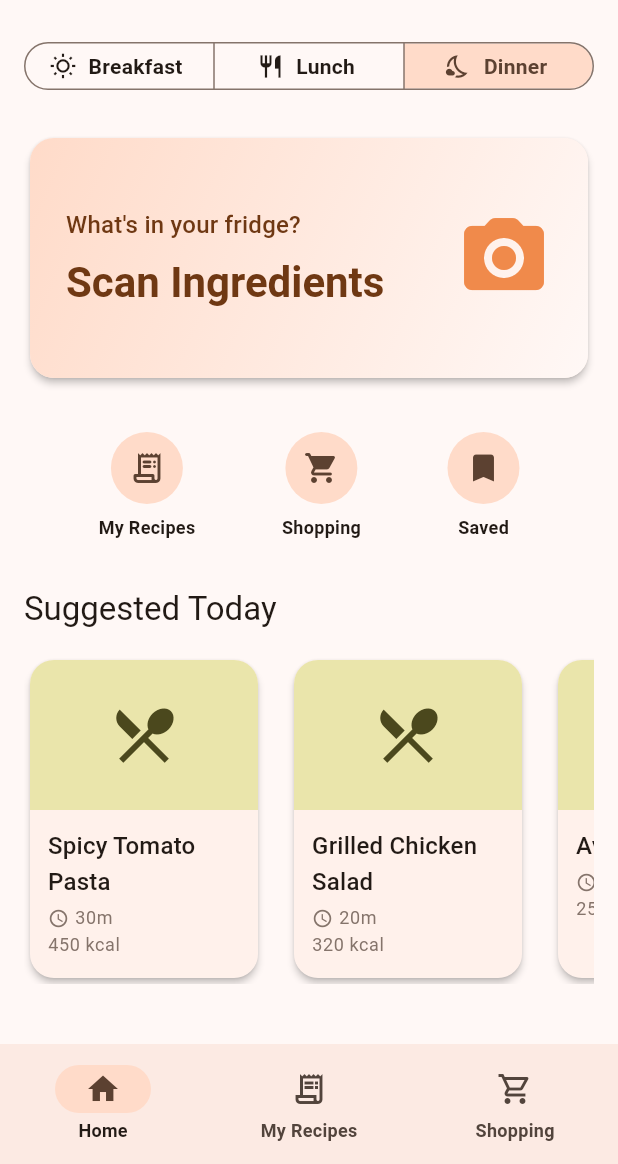
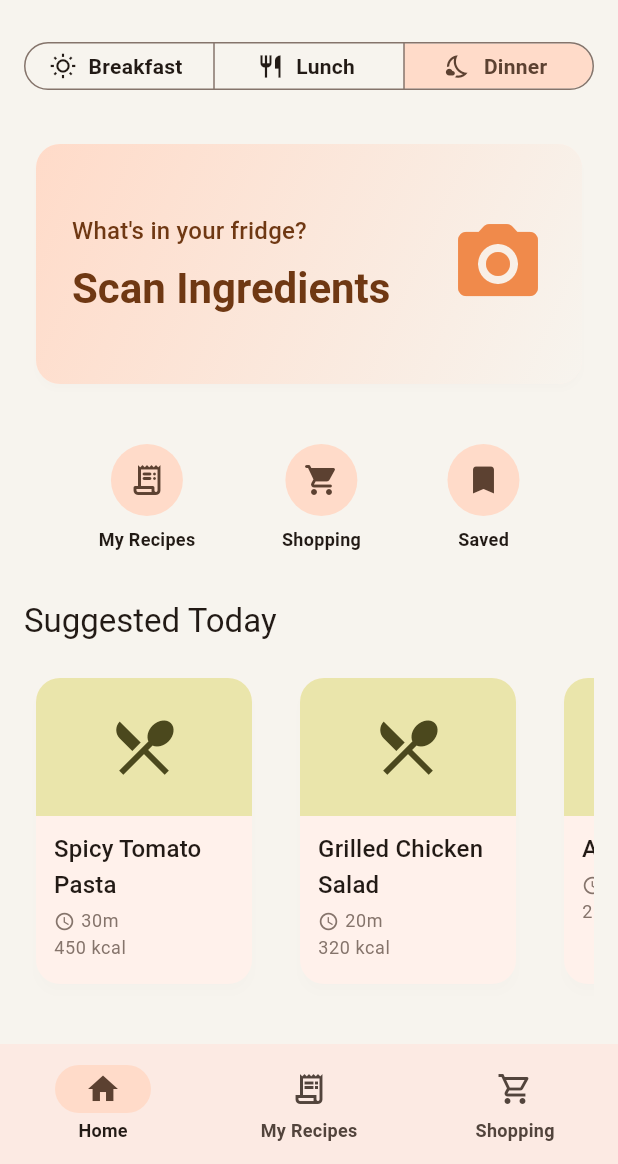
Before and after one commit to nathanphan/naugiday, a Flutter app: the screen it shows after launch, on a phone screen of 412 x 824 dp, the part 72-1236 px from its top. Run offline on Flutter 3.47's test engine with Material 3 defaults, Android fonts, the light colour scheme and no system bars; our stand-ins replace camera, flutter_riverpod, freezed_annotation, go_router, hive, hive_flutter and 2 more; accounts and stored records are empty; generated files the repository leaves out were written again; project files that could hold a hidden picture were left out.

Commit message:
chore: finalize ui/ux polish and profiling

```diff
--- a/lib/presentation/theme/app_theme.dart
+++ b/lib/presentation/theme/app_theme.dart
@@ -4,11 +4,18 @@ class AppTheme {
   static const _primaryColor = Color(0xFFF08A4B);
   static const _secondaryColor = Color(0xFF78C257);
   static const _tertiaryColor = Color(0xFF76C5DD);
+  static const _surfaceTint = Color(0xFFF7F4EE);
+  static const _surfaceTintDark = Color(0xFF161616);
+  static const double radiusSmall = 8;
+  static const double radiusMedium = 12;
   static const double radiusLarge = 16;
   static const double radiusXL = 28;
+  static const double spacingXS = 4;
   static const double spacingS = 8;
   static const double spacingM = 16;
   static const double spacingL = 24;
+  static const double spacingXL = 32;
+  static const double shadowBlur = 12;
   static const Duration animFast = Duration(milliseconds: 150);
   static const Duration animMedium = Duration(milliseconds: 220);
   static const Curve animCurve = Curves.easeOutCubic;
@@ -22,7 +29,9 @@ class AppTheme {
         secondary: _secondaryColor,
         tertiary: _tertiaryColor,
         brightness: Brightness.light,
+        surface: _surfaceTint,
       ),
+      scaffoldBackgroundColor: _surfaceTint,
       textTheme: const TextTheme(
         displayLarge: TextStyle(fontSize: 57, fontWeight: FontWeight.w400),
         headlineMedium: TextStyle(fontSize: 28, fontWeight: FontWeight.w400),
@@ -33,13 +42,31 @@ class AppTheme {
         labelMedium: TextStyle(fontSize: 12, fontWeight: FontWeight.w600, letterSpacing: 0.2),
       ),
       cardTheme: CardThemeData(
-        elevation: 2,
+        elevation: 3,
+        margin: const EdgeInsets.all(spacingS),
         shape: RoundedRectangleBorder(borderRadius: BorderRadius.circular(radiusLarge)),
+        shadowColor: Colors.black.withOpacity(0.06),
       ),
       bottomSheetTheme: const BottomSheetThemeData(
         shape: RoundedRectangleBorder(
           borderRadius: BorderRadius.vertical(top: Radius.circular(radiusXL)),
         ),
+        backgroundColor: _surfaceTint,
+        surfaceTintColor: _surfaceTint,
+        clipBehavior: Clip.antiAlias,
+      ),
+      chipTheme: ChipThemeData(
+        labelStyle: const TextStyle(fontSize: 13, fontWeight: FontWeight.w600, letterSpacing: 0.1),
+        padding: const EdgeInsets.symmetric(horizontal: spacingS, vertical: spacingXS),
+        selectedColor: _primaryColor.withOpacity(0.12),
+        backgroundColor: Colors.white,
+        disabledColor: Colors.grey.shade200,
+        shape: RoundedRectangleBorder(borderRadius: BorderRadius.circular(radiusXL)),
+        side: BorderSide(color: Colors.black.withOpacity(0.05)),
+        shadowColor: Colors.black.withOpacity(0.04),
+        elevation: 0,
+        pressElevation: 0,
+        secondarySelectedColor: _secondaryColor.withOpacity(0.12),
       ),
     );
   }
@@ -53,15 +80,34 @@ class AppTheme {
         secondary: _secondaryColor,
         tertiary: _tertiaryColor,
         brightness: Brightness.dark,
+        surface: _surfaceTintDark,
       ),
+      scaffoldBackgroundColor: _surfaceTintDark,
       cardTheme: CardThemeData(
         elevation: 2,
+        margin: const EdgeInsets.all(spacingS),
         shape: RoundedRectangleBorder(borderRadius: BorderRadius.circular(radiusLarge)),
+        shadowColor: Colors.black.withOpacity(0.3),
       ),
       bottomSheetTheme: const BottomSheetThemeData(
         shape: RoundedRectangleBorder(
           borderRadius: BorderRadius.vertical(top: Radius.circular(radiusXL)),
         ),
+        backgroundColor: _surfaceTintDark,
+        surfaceTintColor: _surfaceTintDark,
+        clipBehavior: Clip.antiAlias,
+      ),
+      chipTheme: ChipThemeData(
+        labelStyle: const TextStyle(fontSize: 13, fontWeight: FontWeight.w600, letterSpacing: 0.1),
+        padding: const EdgeInsets.symmetric(horizontal: spacingS, vertical: spacingXS),
+        selectedColor: _primaryColor.withOpacity(0.18),
+        backgroundColor: const Color(0xFF1E1E1E),
+        disabledColor: Colors.grey.shade800,
+        shape: RoundedRectangleBorder(borderRadius: BorderRadius.circular(radiusXL)),
+        side: BorderSide(color: Colors.white.withOpacity(0.06)),
+        shadowColor: Colors.black.withOpacity(0.2),
+        elevation: 0,
+        pressElevation: 0,
       ),
     );
   }
--- a/lib/presentation/widgets/suggested_recipe_card.dart
+++ b/lib/presentation/widgets/suggested_recipe_card.dart
@@ -24,9 +24,10 @@ class SuggestedRecipeCard extends StatelessWidget {
         clipBehavior: Clip.antiAlias,
         child: Column(
           crossAxisAlignment: CrossAxisAlignment.start,
+          mainAxisSize: MainAxisSize.min,
           children: [
             Container(
-              height: 100,
+              height: 92,
               color: color ?? theme.colorScheme.tertiaryContainer,
               child: Center(
                 child: Icon(
@@ -37,7 +38,7 @@ class SuggestedRecipeCard extends StatelessWidget {
               ),
             ),
             Padding(
-              padding: const EdgeInsets.all(12.0),
+              padding: const EdgeInsets.symmetric(horizontal: 12, vertical: 10),
               child: Column(
                 crossAxisAlignment: CrossAxisAlignment.start,
                 children: [
```
Also changed, not shown: 3 other files.
